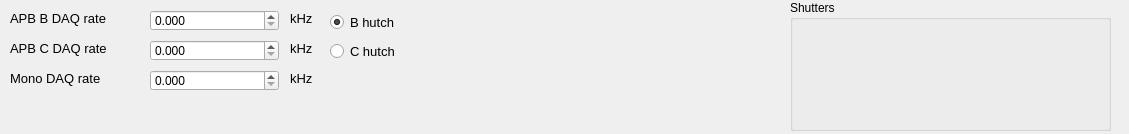
First picture: the form in isstools/ui/ui_beamline_status.ui, repository NSLS-II-QAS/isstools, before the edit.
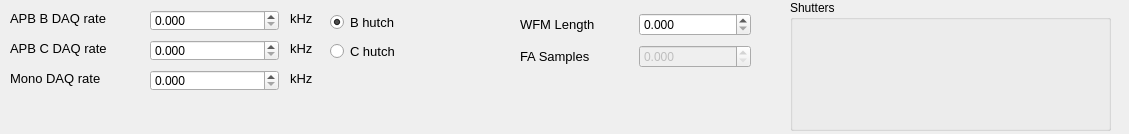
Second picture: the form after the edit.

Commit message: added widgets for wfm length and fa sample in the gui

What changed in the file:
```diff
--- a/isstools/ui/ui_beamline_status.ui
+++ b/isstools/ui/ui_beamline_status.ui
@@ -260,6 +260,71 @@
     </item>
    </layout>
   </widget>
+  <widget class="QWidget" name="gridLayoutWidget">
+   <property name="geometry">
+    <rect>
+     <x>520</x>
+     <y>10</y>
+     <width>231</width>
+     <height>61</height>
+    </rect>
+   </property>
+   <layout class="QGridLayout" name="gridLayout">
+    <item row="1" column="0">
+     <widget class="QLabel" name="label_current_cycle_9">
+      <property name="font">
+       <font>
+        <pointsize>10</pointsize>
+       </font>
+      </property>
+      <property name="text">
+       <string>FA Samples</string>
+      </property>
+     </widget>
+    </item>
+    <item row="0" column="1">
+     <widget class="QDoubleSpinBox" name="spinBox_wfm_length">
+      <property name="decimals">
+       <number>3</number>
+      </property>
+      <property name="maximum">
+       <double>2000.000000000000000</double>
+      </property>
+      <property name="singleStep">
+       <double>0.100000000000000</double>
+      </property>
+     </widget>
+    </item>
+    <item row="1" column="1">
+     <widget class="QDoubleSpinBox" name="spinBox_fa_sample">
+      <property name="enabled">
+       <bool>false</bool>
+      </property>
+      <property name="decimals">
+       <number>3</number>
+      </property>
+      <property name="maximum">
+       <double>2000.000000000000000</double>
+      </property>
+      <property name="singleStep">
+       <double>0.100000000000000</double>
+      </property>
+     </widget>
+    </item>
+    <item row="0" column="0">
+     <widget class="QLabel" name="label_current_cycle_8">
+      <property name="font">
+       <font>
+        <pointsize>10</pointsize>
+       </font>
+      </property>
+      <property name="text">
+       <string>WFM Length</string>
+      </property>
+     </widget>
+    </item>
+   </layout>
+  </widget>
  </widget>
  <resources/>
  <connections/>
```
The commit also changes 1 other file.
